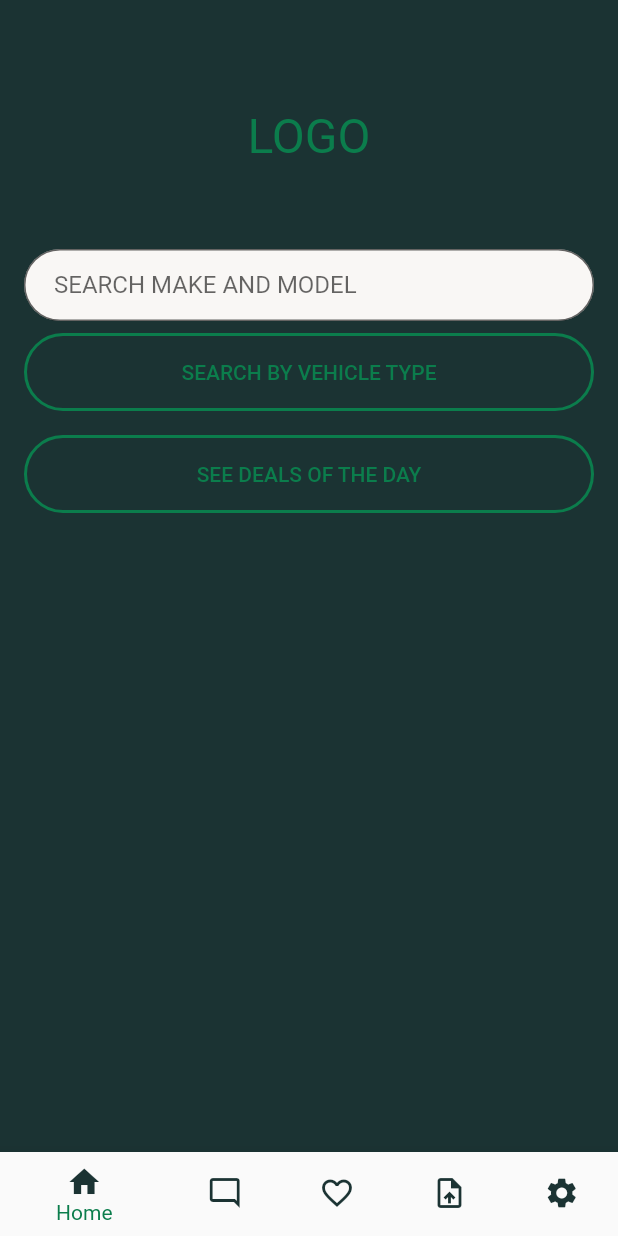
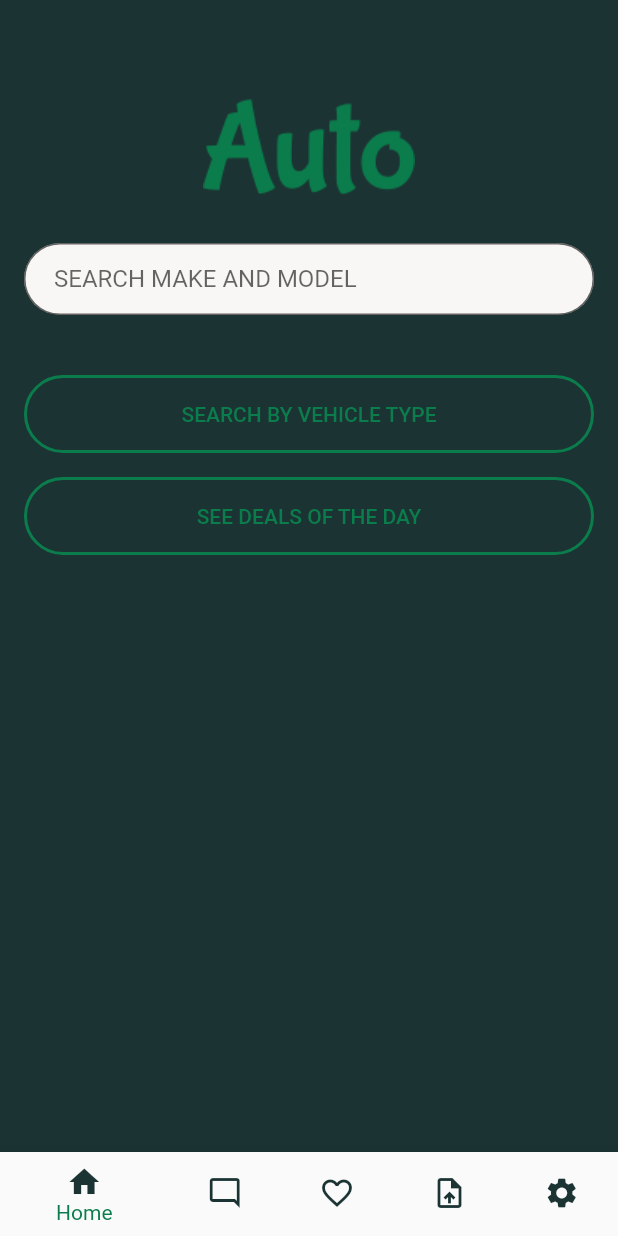
Before and after one commit to mkenlo/project_auto_design, a Flutter app: the screen it shows after launch, on a phone screen of 412 x 824 dp. Run offline on Flutter 3.47's test engine with Material 2 defaults, Android fonts, the phone set to English and light mode, and no system bars.

Commit message:
added logo to homePage

```diff
--- a/lib/screens/home_screen.dart
+++ b/lib/screens/home_screen.dart
@@ -57,24 +57,21 @@ class _HomeState extends State<Home> {
 
   @override
   Widget build(BuildContext context) {
-    // @TODO replace this placeholder logo with an actual dummy image
-    Widget logo = SizedBox(
-        width: 400.0,
-        height: 150.0,
-        child: Center(
-            child: Text("LOGO",
-                style: TextStyle(
-                    color: Theme.of(context).colorScheme.secondary,
-                    fontSize: 32.0))));
-    Widget searchBtn = TextField(
-        controller: _controller,
-        decoration: InputDecoration(
-            filled: true,
-            fillColor: Color(0xFFF9F7F5),
-            contentPadding: EdgeInsets.fromLTRB(20.0, 8.0, 8.0, 8.0),
-            border:
-                OutlineInputBorder(borderRadius: BorderRadius.circular(30.0)),
-            hintText: 'SEARCH MAKE AND MODEL'));
+    Widget logo = Padding(
+      padding: EdgeInsets.only(top: 50.0),
+      child: Image.asset("assets/images/logo.png"),
+    );
+    Widget searchBtn = Padding(
+        padding: EdgeInsets.symmetric(vertical: DEFAULT_PADDING * 2),
+        child: TextField(
+            controller: _controller,
+            decoration: InputDecoration(
+                filled: true,
+                fillColor: Color(0xFFF9F7F5),
+                contentPadding: EdgeInsets.fromLTRB(20.0, 8.0, 8.0, 8.0),
+                border: OutlineInputBorder(
+                    borderRadius: BorderRadius.circular(30.0)),
+                hintText: 'SEARCH MAKE AND MODEL')));
     return Material(
         child: Container(
             padding: EdgeInsets.all(DEFAULT_PADDING),
--- a/lib/screens/vehicle_list_screen.dart
+++ b/lib/screens/vehicle_list_screen.dart
@@ -62,6 +62,7 @@ class _VehicleListScreenState extends State<VehicleListScreen> {
                         style: TextStyle(color: Colors.white)));
               return _buildGrid(snapshot.data);
           }
+          return null;
         });
   }
 
--- a/pubspec.yaml
+++ b/pubspec.yaml
@@ -51,6 +51,7 @@ flutter:
      - assets/images/transport.png
      - assets/data/data.json
      - assets/data/test.json
+     - assets/images/logo.png
   #   - images/a_dot_ham.jpeg
 
   # An image asset can refer to one or more resolution-specific "variants", see
```
Also changed, not shown: assets/images/logo.png (added).
